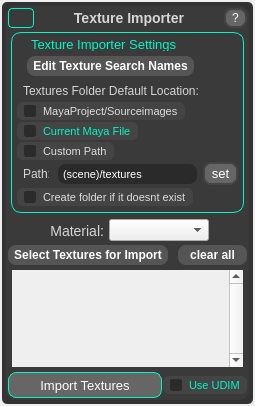
This is QtDesigner/textureImporter.ui in AnthonyCuse/QuickMaterials as Qt 5 draws it before an edit. The edited form follows.
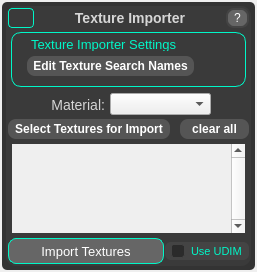
This is the edited form. Icons and pictures are not drawn.

The edit to the form file:
```diff
--- a/QtDesigner/textureImporter.ui
+++ b/QtDesigner/textureImporter.ui
@@ -6,8 +6,8 @@
    <rect>
     <x>0</x>
     <y>0</y>
-    <width>255</width>
-    <height>406</height>
+    <width>257</width>
+    <height>272</height>
    </rect>
   </property>
   <property name="windowTitle">
@@ -572,565 +572,6 @@
               </item>
              </layout>
             </item>
-            <item>
-             <layout class="QVBoxLayout" name="verticalLayout_7">
-              <property name="spacing">
-               <number>0</number>
-              </property>
-              <item>
-               <widget class="QLabel" name="textureImporterTitleLabel_3">
-                <property name="font">
-                 <font>
-                  <family>Segoe UI</family>
-                  <pointsize>-1</pointsize>
-                 </font>
-                </property>
-                <property name="styleSheet">
-                 <string notr="true">QLabel {
-    font-family: 'Segoe UI';  /* Sets the font to Segoe UI */
-    font-size: 12px;  /* Adjust the font size as needed */
-    color: #d6d6d6;  /* White text color */
-    /*background-color: #555555;  /* Dark background color */
-    border: 0px solid #555555;  /* Optional border with dark grey color */
-    border-radius: 8px;  /* Rounded corners */
-    padding: 0px 0px;  /* Padding around the text */
-}
-
-QPushButton:hover {
-    background-color: #666666;  /* Slightly lighter background on hover */
-}
-
-QPushButton:pressed {
-    background-color: #1a1a1a;  /* Darker background when pressed */
-}
-QPushButton:disabled {
-    color: #cccccc;  /* Light grey text color to indicate disabled */
-    border: 1px solid #555555;  /* Optional border with dark grey color */
-    background-color: #4a4a4a;  /* Lighter grey background color for disabled state */
-    color: #666666;  /* White text color */
-}</string>
-                </property>
-                <property name="text">
-                 <string>Textures Folder Default Location:</string>
-                </property>
-                <property name="alignment">
-                 <set>Qt::AlignLeading|Qt::AlignLeft|Qt::AlignVCenter</set>
-                </property>
-               </widget>
-              </item>
-              <item>
-               <widget class="QCheckBox" name="textureSearchMayaSourceimagesCheckbox">
-                <property name="enabled">
-                 <bool>true</bool>
-                </property>
-                <property name="sizePolicy">
-                 <sizepolicy hsizetype="Fixed" vsizetype="Fixed">
-                  <horstretch>0</horstretch>
-                  <verstretch>0</verstretch>
-                 </sizepolicy>
-                </property>
-                <property name="styleSheet">
-                 <string notr="true">QCheckBox {
-    font-family: 'Segoe UI';
-    font-size: 11px;              /* Slightly smaller text */
-    color: #dddddd;               /* Neutral text when unchecked */
-    background-color: #444444;
-    border: none;
-    border-radius: 6px;           /* Softer, smaller rounding */
-    padding: 2px 6px;             /* Less padding = tighter fit */
-    margin: 1px 0;                /* Small vertical margin */
-}
-
-QCheckBox:checked {
-    color: #00f7c8;               /* Highlight color only when checked */
-    font-weight: bold;            /* Make text bold when checked */
-}
-
-
-QCheckBox::indicator {
-    width: 12px;                  /* Smaller checkbox */
-    height: 12px;
-    border: 1px solid #444444;
-    border-radius: 3px;
-    background-color: #2b2b2b;
-}
-
-QCheckBox::indicator:checked {
-    background-color: #111111;
-    border: 1px solid #2b2b2b;
-    image: url(&quot;:/icons/checkmark.png&quot;);
-}
-
-
-QCheckBox::indicator:unchecked {
-    background-color: #2b2b2b;
-    border: 1px solid #444444;
-}
-
-QCheckBox::indicator:checked:hover,
-QCheckBox::indicator:unchecked:hover {
-    border: 1px solid #ffffff;
-}
-
-QCheckBox::indicator:checked:pressed,
-QCheckBox::indicator:unchecked:pressed {
-    background-color: #ffffff;
-    border: 1px solid #ffffff;
-}
-
-/* Disabled state */
-QCheckBox:disabled {
-    color: #666666;
-    background-color: #3a3a3a;
-    border-radius: 6px;
-    padding: 2px 6px;
-}
-</string>
-                </property>
-                <property name="text">
-                 <string>MayaProject/Sourceimages</string>
-                </property>
-                <property name="checked">
-                 <bool>false</bool>
-                </property>
-               </widget>
-              </item>
-              <item>
-               <widget class="QCheckBox" name="textureSearchMayaFileCheckbox">
-                <property name="enabled">
-                 <bool>true</bool>
-                </property>
-                <property name="sizePolicy">
-                 <sizepolicy hsizetype="Fixed" vsizetype="Fixed">
-                  <horstretch>0</horstretch>
-                  <verstretch>0</verstretch>
-                 </sizepolicy>
-                </property>
-                <property name="styleSheet">
-                 <string notr="true">QCheckBox {
-    font-family: 'Segoe UI';
-    font-size: 11px;              /* Slightly smaller text */
-    color: #dddddd;               /* Neutral text when unchecked */
-    background-color: #444444;
-    border: none;
-    border-radius: 6px;           /* Softer, smaller rounding */
-    padding: 2px 6px;             /* Less padding = tighter fit */
-    margin: 1px 0;                /* Small vertical margin */
-}
-
-QCheckBox:checked {
-    color: #00f7c8;               /* Highlight color only when checked */
-    font-weight: bold;            /* Make text bold when checked */
-}
-
-
-QCheckBox::indicator {
-    width: 12px;                  /* Smaller checkbox */
-    height: 12px;
-    border: 1px solid #444444;
-    border-radius: 3px;
-    background-color: #2b2b2b;
-}
-
-QCheckBox::indicator:checked {
-    background-color: #111111;
-    border: 1px solid #2b2b2b;
-    image: url(&quot;:/icons/checkmark.png&quot;);
-}
-
-
-QCheckBox::indicator:unchecked {
-    background-color: #2b2b2b;
-    border: 1px solid #444444;
-}
-
-QCheckBox::indicator:checked:hover,
-QCheckBox::indicator:unchecked:hover {
-    border: 1px solid #ffffff;
-}
-
-QCheckBox::indicator:checked:pressed,
-QCheckBox::indicator:unchecked:pressed {
-    background-color: #ffffff;
-    border: 1px solid #ffffff;
-}
-
-/* Disabled state */
-QCheckBox:disabled {
-    color: #666666;
-    background-color: #3a3a3a;
-    border-radius: 6px;
-    padding: 2px 6px;
-}
-</string>
-                </property>
-                <property name="text">
-                 <string>Current Maya File</string>
-                </property>
-                <property name="checked">
-                 <bool>true</bool>
-                </property>
-               </widget>
-              </item>
-              <item>
-               <widget class="QCheckBox" name="textureSearchCustomPathCheckbox">
-                <property name="enabled">
-                 <bool>true</bool>
-                </property>
-                <property name="sizePolicy">
-                 <sizepolicy hsizetype="Fixed" vsizetype="Fixed">
-                  <horstretch>0</horstretch>
-                  <verstretch>0</verstretch>
-                 </sizepolicy>
-                </property>
-                <property name="styleSheet">
-                 <string notr="true">QCheckBox {
-    font-family: 'Segoe UI';
-    font-size: 11px;              /* Slightly smaller text */
-    color: #dddddd;               /* Neutral text when unchecked */
-    background-color: #444444;
-    border: none;
-    border-radius: 6px;           /* Softer, smaller rounding */
-    padding: 2px 6px;             /* Less padding = tighter fit */
-    margin: 1px 0;                /* Small vertical margin */
-}
-
-QCheckBox:checked {
-    color: #00f7c8;               /* Highlight color only when checked */
-    font-weight: bold;            /* Make text bold when checked */
-}
-
-
-QCheckBox::indicator {
-    width: 12px;                  /* Smaller checkbox */
-    height: 12px;
-    border: 1px solid #444444;
-    border-radius: 3px;
-    background-color: #2b2b2b;
-}
-
-QCheckBox::indicator:checked {
-    background-color: #111111;
-    border: 1px solid #2b2b2b;
-    image: url(&quot;:/icons/checkmark.png&quot;);
-}
-
-
-QCheckBox::indicator:unchecked {
-    background-color: #2b2b2b;
-    border: 1px solid #444444;
-}
-
-QCheckBox::indicator:checked:hover,
-QCheckBox::indicator:unchecked:hover {
-    border: 1px solid #ffffff;
-}
-
-QCheckBox::indicator:checked:pressed,
-QCheckBox::indicator:unchecked:pressed {
-    background-color: #ffffff;
-    border: 1px solid #ffffff;
-}
-
-/* Disabled state */
-QCheckBox:disabled {
-    color: #666666;
-    background-color: #3a3a3a;
-    border-radius: 6px;
-    padding: 2px 6px;
-}
-</string>
-                </property>
-                <property name="text">
-                 <string>Custom Path</string>
-                </property>
-                <property name="checked">
-                 <bool>false</bool>
-                </property>
-               </widget>
-              </item>
-              <item>
-               <layout class="QHBoxLayout" name="horizontalLayout_3">
-                <property name="spacing">
-                 <number>6</number>
-                </property>
-                <property name="sizeConstraint">
-                 <enum>QLayout::SetDefaultConstraint</enum>
-                </property>
-                <item>
-                 <widget class="QLabel" name="customSearchFolderPathLabel">
-                  <property name="enabled">
-                   <bool>true</bool>
-                  </property>
-                  <property name="sizePolicy">
-                   <sizepolicy hsizetype="Minimum" vsizetype="Preferred">
-                    <horstretch>0</horstretch>
-                    <verstretch>0</verstretch>
-                   </sizepolicy>
-                  </property>
-                  <property name="minimumSize">
-                   <size>
-                    <width>0</width>
-                    <height>0</height>
-                   </size>
-                  </property>
-                  <property name="maximumSize">
-                   <size>
-                    <width>35</width>
-                    <height>16777215</height>
-                   </size>
-                  </property>
-                  <property name="font">
-                   <font>
-                    <family>Segoe UI</family>
-                    <pointsize>-1</pointsize>
-                   </font>
-                  </property>
-                  <property name="styleSheet">
-                   <string notr="true">QLabel {
-    font-family: 'Segoe UI';  /* Sets the font to Segoe UI */
-    font-size: 12px;  /* Adjust the font size as needed */
-    color: #d6d6d6;  /* White text color */
-    /*background-color: #555555;  /* Dark background color */
-    border: 0px solid #555555;  /* Optional border with dark grey color */
-    border-radius: 8px;  /* Rounded corners */
-    padding: 0px 0px;  /* Padding around the text */
-}
-
-QLabel:disabled {
-    color: #555555;  /* White text color */
-}
-
-QPushButton:hover {
-    background-color: #666666;  /* Slightly lighter background on hover */
-}
-
-QPushButton:pressed {
-    background-color: #1a1a1a;  /* Darker background when pressed */
-}
-QPushButton:disabled {
-    color: #cccccc;  /* Light grey text color to indicate disabled */
-    border: 1px solid #555555;  /* Optional border with dark grey color */
-    background-color: #4a4a4a;  /* Lighter grey background color for disabled state */
-    color: #666666;  /* White text color */
-}</string>
-                  </property>
-                  <property name="text">
-                   <string>Path:</string>
-                  </property>
-                  <property name="alignment">
-                   <set>Qt::AlignBottom|Qt::AlignLeading|Qt::AlignLeft</set>
-                  </property>
-                 </widget>
-                </item>
-                <item>
-                 <widget class="QLineEdit" name="textureSearchCustomPathLineEdit">
-                  <property name="enabled">
-                   <bool>true</bool>
-                  </property>
-                  <property name="sizePolicy">
-                   <sizepolicy hsizetype="Expanding" vsizetype="Fixed">
-                    <horstretch>0</horstretch>
-                    <verstretch>0</verstretch>
-                   </sizepolicy>
-                  </property>
-                  <property name="toolTip">
-                   <string>&lt;html&gt;&lt;head/&gt;&lt;body&gt;&lt;p&gt;Custom texture search path with dynamic key substitution.&lt;/p&gt;&lt;p&gt;&lt;br/&gt;&lt;/p&gt;&lt;p&gt;Available keys:&lt;/p&gt;&lt;p&gt;• (scene) - Current Maya file folder&lt;/p&gt;&lt;p&gt;• (project) - Current Maya project folder&lt;/p&gt;&lt;p&gt;&lt;br/&gt;&lt;/p&gt;&lt;p&gt;Add any path after the key:&lt;/p&gt;&lt;p&gt;• (scene)/textures&lt;/p&gt;&lt;p&gt;• (scene)/assets/textures&lt;/p&gt;&lt;p&gt;• (project)/sourceimages&lt;/p&gt;&lt;p&gt;• (project)/sourceimages/materials&lt;/p&gt;&lt;/body&gt;&lt;/html&gt;</string>
-                  </property>
-                  <property name="styleSheet">
-                   <string notr="true">QLineEdit {
-    font-family: 'Segoe UI';
-    font-size: 11px;
-    color: #ffffff;
-    background-color: #2a2a2a;  /* Retaining the original background color */
-    border: 0px solid #444444;
-    border-radius: 8px;
-    padding: 2px 3px;
-}
-
-QLineEdit:hover {
-    background-color: #222222;
-}
-
-QLineEdit:focus {
-    border: 0px solid #555555;
-    background-color: #44444;
-}
-
-QLabel {
-    font-family: 'Segoe UI';
-    font-size: 14px;  /* Same larger font size as QLineEdit */
-    color: #ffffff;
-    background-color: #444444;  /* Matching background color */
-    border: 2px solid #444444;
-    border-radius: 8px;
-    padding: 4px 5px;
-}
-
-QLabel:hover {
-    background-color: #f5f5f5;
-}
-
-/* make disabled line edits look greyed-out */
-QLineEdit:disabled {
-    color: #777777;
-    background-color: #444444;
-    border: 0px solid #666666;
-}
-</string>
-                  </property>
-                  <property name="text">
-                   <string>(scene)/textures</string>
-                  </property>
-                  <property name="cursorPosition">
-                   <number>16</number>
-                  </property>
-                  <property name="alignment">
-                   <set>Qt::AlignLeading|Qt::AlignLeft|Qt::AlignVCenter</set>
-                  </property>
-                  <property name="placeholderText">
-                   <string>(scene)/textures</string>
-                  </property>
-                 </widget>
-                </item>
-                <item>
-                 <widget class="QPushButton" name="textureSearchCustomPathSetButton">
-                  <property name="enabled">
-                   <bool>true</bool>
-                  </property>
-                  <property name="sizePolicy">
-                   <sizepolicy hsizetype="Fixed" vsizetype="Fixed">
-                    <horstretch>0</horstretch>
-                    <verstretch>0</verstretch>
-                   </sizepolicy>
-                  </property>
-                  <property name="minimumSize">
-                   <size>
-                    <width>35</width>
-                    <height>0</height>
-                   </size>
-                  </property>
-                  <property name="maximumSize">
-                   <size>
-                    <width>100</width>
-                    <height>16777215</height>
-                   </size>
-                  </property>
-                  <property name="font">
-                   <font>
-                    <family>Segoe UI</family>
-                    <pointsize>-1</pointsize>
-                   </font>
-                  </property>
-                  <property name="styleSheet">
-                   <string notr="true">QPushButton {
-    font-family: 'Segoe UI';  /* Sets the font to Segoe UI */
-    font-size: 13px;  /* Adjust the font size as needed */
-    color: #ffffff;  /* White text color */
-    background-color: #666666;  /* Dark background color */
-    border: 2px solid #444444;  /* Optional border with dark grey color */
-    border-radius: 8px;  /* Rounded corners */
-    padding: 2px 0px;  /* Padding around the text */
-
-}
-
-QPushButton:hover {
-    background-color: #888888;  /* Slightly lighter background on hover */
-}
-
-QPushButton:pressed {
-    background-color: #1a1a1a;  /* Darker background when pressed */
-}
-QPushButton:disabled {
-    color: #cccccc;  /* Light grey text color to indicate disabled */
-    border: 0px solid #555555;  /* Optional border with dark grey color */
-    background-color: #4a4a4a;  /* Lighter grey background color for disabled state */
-    color: #666666;  /* White text color */
-}</string>
-                  </property>
-                  <property name="text">
-                   <string>set</string>
-                  </property>
-                 </widget>
-                </item>
-               </layout>
-              </item>
-              <item>
-               <widget class="QCheckBox" name="createIfDoesntExistCheckbox">
-                <property name="enabled">
-                 <bool>true</bool>
-                </property>
-                <property name="sizePolicy">
-                 <sizepolicy hsizetype="Fixed" vsizetype="Fixed">
-                  <horstretch>0</horstretch>
-                  <verstretch>0</verstretch>
-                 </sizepolicy>
-                </property>
-                <property name="styleSheet">
-                 <string notr="true">QCheckBox {
-    font-family: 'Segoe UI';
-    font-size: 11px;              /* Slightly smaller text */
-    color: #dddddd;               /* Neutral text when unchecked */
-    background-color: #444444;
-    border: none;
-    border-radius: 6px;           /* Softer, smaller rounding */
-    padding: 2px 6px;             /* Less padding = tighter fit */
-    margin: 1px 0;                /* Small vertical margin */
-}
-
-QCheckBox:checked {
-    color: #00f7c8;               /* Highlight color only when checked */
-}
-
-
-QCheckBox::indicator {
-    width: 12px;                  /* Smaller checkbox */
-    height: 12px;
-    border: 1px solid #444444;
-    border-radius: 3px;
-    background-color: #2b2b2b;
-}
-
-QCheckBox::indicator:checked {
-    background-color: #ffffff;
-    border: 1px solid #2b2b2b;
-}
-
-QCheckBox::indicator:unchecked {
-    background-color: #2b2b2b;
-    border: 1px solid #444444;
-}
-
-QCheckBox::indicator:checked:hover,
-QCheckBox::indicator:unchecked:hover {
-    border: 1px solid #ffffff;
-}
-
-QCheckBox::indicator:checked:pressed,
-QCheckBox::indicator:unchecked:pressed {
-    background-color: #ffffff;
-    border: 1px solid #ffffff;
-}
-
-/* Disabled state */
-QCheckBox:disabled {
-    color: #666666;
-    background-color: #3a3a3a;
-    border-radius: 6px;
-    padding: 2px 6px;
-}
-</string>
-                </property>
-                <property name="text">
-                 <string>Create folder if it doesnt exist</string>
-                </property>
-                <property name="checked">
-                 <bool>false</bool>
-                </property>
-               </widget>
-              </item>
-             </layout>
-            </item>
            </layout>
           </widget>
          </item>
@@ -1373,8 +814,8 @@
              <rect>
               <x>0</x>
               <y>0</y>
-              <width>214</width>
-              <height>72</height>
+              <width>216</width>
+              <height>69</height>
              </rect>
             </property>
             <layout class="QVBoxLayout" name="verticalLayout_6"/>
```
Left out of the diff: 2 changed lines with no effect on the pictures.
